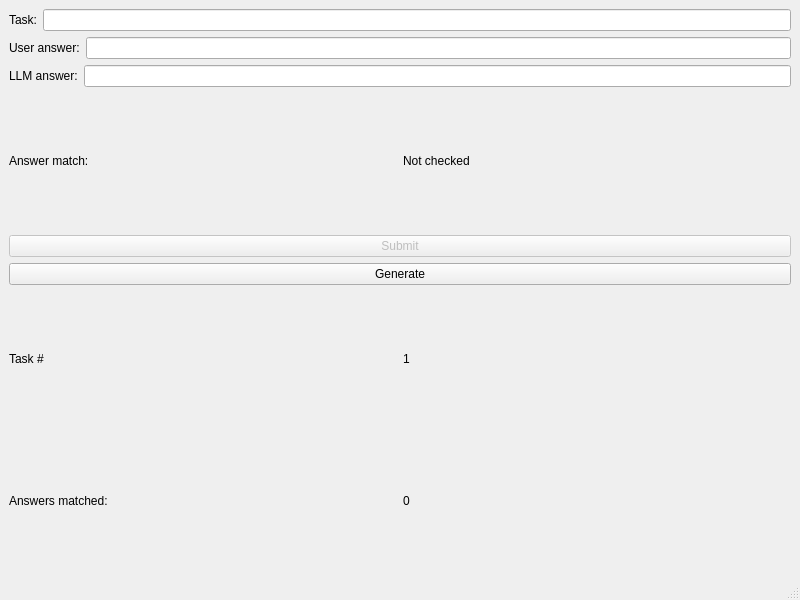
Old version of the form Lesson_8/Task_1/llmmathquiz.ui in the repository Georgy-Vasilievich/NG_2024_Heorhii_Mykhailenko_2.
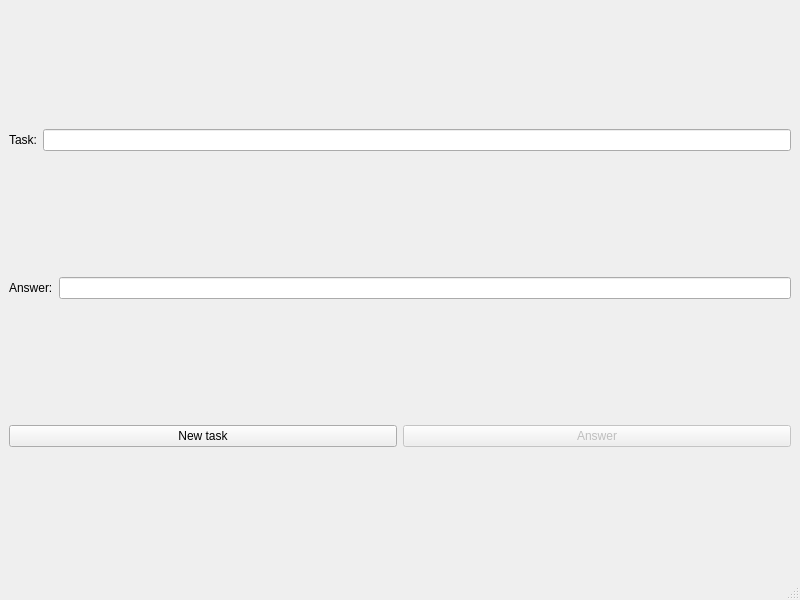
New version of the form.

Commit message: Replace Lesson 8 Task 1

```diff
--- a/Lesson_8/Task_1/llmmathquiz.ui
+++ b/Lesson_8/Task_1/llmmathquiz.ui
@@ -16,7 +16,7 @@
   <widget class="QWidget" name="centralwidget">
    <layout class="QVBoxLayout" name="verticalLayout">
     <item>
-     <layout class="QHBoxLayout" name="horizontalLayout">
+     <layout class="QHBoxLayout" name="horizontalLayout_2">
       <item>
        <widget class="QLabel" name="label">
         <property name="text">
@@ -34,16 +34,16 @@
      </layout>
     </item>
     <item>
-     <layout class="QHBoxLayout" name="horizontalLayout_2">
+     <layout class="QHBoxLayout" name="horizontalLayout">
       <item>
        <widget class="QLabel" name="label_2">
         <property name="text">
-         <string>User answer:</string>
+         <string>Answer:</string>
         </property>
        </widget>
       </item>
       <item>
-       <widget class="QLineEdit" name="e_user">
+       <widget class="QLineEdit" name="e_answer">
         <property name="readOnly">
          <bool>true</bool>
         </property>
@@ -54,90 +54,19 @@
     <item>
      <layout class="QHBoxLayout" name="horizontalLayout_3">
       <item>
-       <widget class="QLabel" name="label_3">
+       <widget class="QPushButton" name="b_new">
         <property name="text">
-         <string>LLM answer:</string>
+         <string>New task</string>
         </property>
        </widget>
       </item>
       <item>
-       <widget class="QLineEdit" name="e_llm">
-        <property name="readOnly">
-         <bool>true</bool>
+       <widget class="QPushButton" name="b_answer">
+        <property name="enabled">
+         <bool>false</bool>
         </property>
-       </widget>
-      </item>
-     </layout>
-    </item>
-    <item>
-     <layout class="QHBoxLayout" name="horizontalLayout_4">
-      <item>
-       <widget class="QLabel" name="label_6">
         <property name="text">
-         <string>Answer match:</string>
-        </property>
-       </widget>
-      </item>
-      <item>
-       <widget class="QLabel" name="l_match">
-        <property name="text">
-         <string>Not checked</string>
-        </property>
-       </widget>
-      </item>
-     </layout>
-    </item>
-    <item>
-     <widget class="QPushButton" name="b_submit">
-      <property name="enabled">
-       <bool>false</bool>
-      </property>
-      <property name="text">
-       <string>Submit</string>
-      </property>
-     </widget>
-    </item>
-    <item>
-     <widget class="QPushButton" name="b_generate">
-      <property name="enabled">
-       <bool>true</bool>
-      </property>
-      <property name="text">
-       <string>Generate</string>
-      </property>
-     </widget>
-    </item>
-    <item>
-     <layout class="QHBoxLayout" name="horizontalLayout_5">
-      <item>
-       <widget class="QLabel" name="label_4">
-        <property name="text">
-         <string>Task #</string>
-        </property>
-       </widget>
-      </item>
-      <item>
-       <widget class="QLabel" name="l_number">
-        <property name="text">
-         <string>1</string>
-        </property>
-       </widget>
-      </item>
-     </layout>
-    </item>
-    <item>
-     <layout class="QHBoxLayout" name="horizontalLayout_6">
-      <item>
-       <widget class="QLabel" name="l_score">
-        <property name="text">
-         <string>Answers matched:</string>
-        </property>
-       </widget>
-      </item>
-      <item>
-       <widget class="QLabel" name="l_matched">
-        <property name="text">
-         <string>0</string>
+         <string>Answer</string>
         </property>
        </widget>
       </item>
```
Left out of the diff: 2 changed lines with no effect on the pictures. The commit also changes 2 other files.
